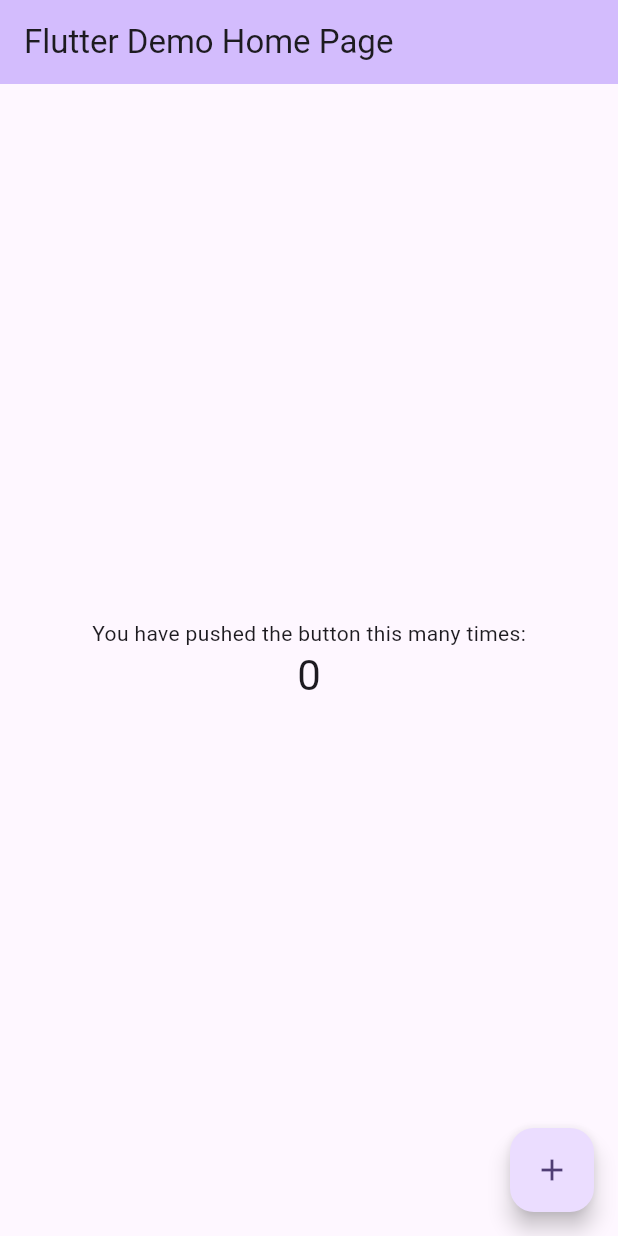
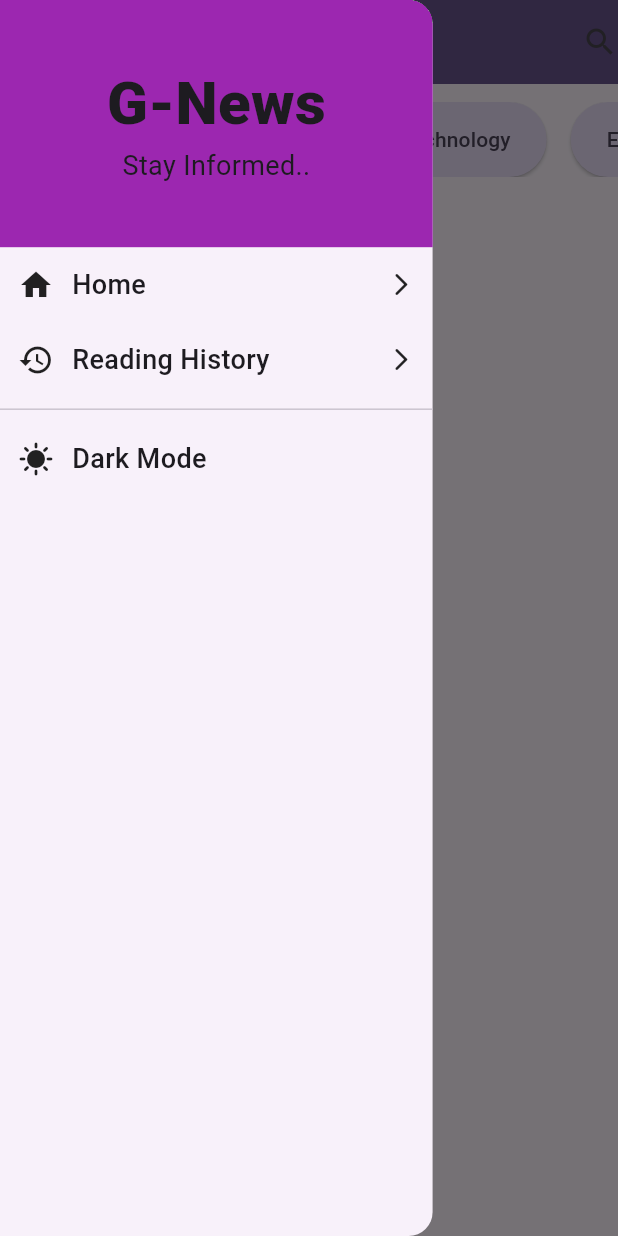
Before and after one commit to PRATHAMESH-23/G-News-APP-01-03, a Flutter app: the screen it shows after launch, with the side drawer open (before the commit the screen has no drawer), on a phone screen of 412 x 824 dp. Run offline on Flutter 3.47's test engine with Material 3 defaults, Android fonts, the phone set to English and light mode, and no system bars; our stand-ins replace get.

Commit message:
Add Dashboard Page UI,Drawer and add newslist model class

```diff
--- /dev/null
+++ b/lib/controller/dashboard_page_controller.dart
@@ -0,0 +1,3 @@
+import 'package:get/get.dart';
+
+class DashboardPageController extends GetxController {}
--- a/lib/main.dart
+++ b/lib/main.dart
@@ -1,4 +1,7 @@
 import 'package:flutter/material.dart';
+import 'package:g_news_app/controller/dashboard_page_controller.dart';
+import 'package:g_news_app/views/dashboard_page.dart';
+import 'package:get/get.dart';
 
 void main() {
   runApp(const MyApp());
@@ -10,116 +13,26 @@
   // This widget is the root of your application.
   @override
   Widget build(BuildContext context) {
-    return MaterialApp(
-      title: 'Flutter Demo',
+    return GetMaterialApp(
+      // Before: MaterialApp(
+      debugShowCheckedModeBanner: false,
       theme: ThemeData(
-        // This is the theme of your application.
-        //
-        // TRY THIS: Try running your application with "flutter run". You'll see
-        // the application has a purple toolbar. Then, without quitting the app,
-        // try changing the seedColor in the colorScheme below to Colors.green
-        // and then invoke "hot reload" (save your changes or press the "hot
-        // reload" button in a Flutter-supported IDE, or press "r" if you used
-        // the command line to start the app).
-        //
-        // Notice that the counter didn't reset back to zero; the application
-        // state is not lost during the reload. To reset the state, use hot
-        // restart instead.
-        //
-        // This works for code too, not just values: Most code changes can be
-        // tested with just a hot reload.
-        colorScheme: ColorScheme.fromSeed(seedColor: Colors.deepPurple),
+        colorScheme: ColorScheme.fromSeed(
+            seedColor: Colors.deepPurple,
+            secondary: Colors.purple,
+            brightness: Brightness.light),
         useMaterial3: true,
       ),
-      home: const MyHomePage(title: 'Flutter Demo Home Page'),
+      darkTheme: ThemeData(
+        colorScheme: ColorScheme.fromSeed(
+            seedColor: Colors.deepPurple, brightness: Brightness.dark),
+        useMaterial3: true,
+      ),
+      themeMode: ThemeMode.system,
+      home: DashboardPage(),
+      initialBinding: BindingsBuilder(() {
+        Get.put(DashboardPageController());
+      }),
     );
   }
 }
-
-class MyHomePage extends StatefulWidget {
-  const MyHomePage({super.key, required this.title});
-
-  // This widget is the home page of your application. It is stateful, meaning
-  // that it has a State object (defined below) that contains fields that affect
-  // how it looks.
-
-  // This class is the configuration for the state. It holds the values (in this
-  // case the title) provided by the parent (in this case the App widget) and
-  // used by the build method of the State. Fields in a Widget subclass are
-  // always marked "final".
-
-  final String title;
-
-  @override
-  State<MyHomePage> createState() => _MyHomePageState();
-}
-
-class _MyHomePageState extends State<MyHomePage> {
-  int _counter = 0;
-
-  void _incrementCounter() {
-    setState(() {
-      // This call to setState tells the Flutter framework that something has
-      // changed in this State, which causes it to rerun the build method below
-      // so that the display can reflect the updated values. If we changed
-      // _counter without calling setState(), then the build method would not be
-      // called again, and so nothing would appear to happen.
-      _counter++;
-    });
-  }
-
-  @override
-  Widget build(BuildContext context) {
-    // This method is rerun every time setState is called, for instance as done
-    // by the _incrementCounter method above.
-    //
-    // The Flutter framework has been optimized to make rerunning build methods
-    // fast, so that you can just rebuild anything that needs updating rather
-    // than having to individually change instances of widgets.
-    return Scaffold(
-      appBar: AppBar(
-        // TRY THIS: Try changing the color here to a specific color (to
-        // Colors.amber, perhaps?) and trigger a hot reload to see the AppBar
-        // change color while the other colors stay the same.
-        backgroundColor: Theme.of(context).colorScheme.inversePrimary,
-        // Here we take the value from the MyHomePage object that was created by
-        // the App.build method, and use it to set our appbar title.
-        title: Text(widget.title),
-      ),
-      body: Center(
-        // Center is a layout widget. It takes a single child and positions it
-        // in the middle of the parent.
-        child: Column(
-          // Column is also a layout widget. It takes a list of children and
-          // arranges them vertically. By default, it sizes itself to fit its
-          // children horizontally, and tries to be as tall as its parent.
-          //
-          // Column has various properties to control how it sizes itself and
-          // how it positions its children. Here we use mainAxisAlignment to
-          // center the children vertically; the main axis here is the vertical
-          // axis because Columns are vertical (the cross axis would be
-          // horizontal).
-          //
-          // TRY THIS: Invoke "debug painting" (choose the "Toggle Debug Paint"
-          // action in the IDE, or press "p" in the console), to see the
-          // wireframe for each widget.
-          mainAxisAlignment: MainAxisAlignment.center,
-          children: <Widget>[
-            const Text(
-              'You have pushed the button this many times:',
-            ),
-            Text(
-              '$_counter',
-              style: Theme.of(context).textTheme.headlineMedium,
-            ),
-          ],
-        ),
-      ),
-      floatingActionButton: FloatingActionButton(
-        onPressed: _incrementCounter,
-        tooltip: 'Increment',
-        child: const Icon(Icons.add),
-      ), // This trailing comma makes auto-formatting nicer for build methods.
-    );
-  }
-}
--- /dev/null
+++ b/lib/views/dashboard_page.dart
@@ -0,0 +1,27 @@
+import 'package:flutter/material.dart';
+import 'package:g_news_app/widgets/nav_drawer.dart';
+import 'package:g_news_app/widgets/news_categorylist.dart';
+
+class DashboardPage extends StatelessWidget {
+  const DashboardPage({super.key});
+
+  @override
+  Widget build(BuildContext context) {
+    final theme = Theme.of(context);
+    return SafeArea(
+      child: Scaffold(
+        drawer: NavDrawer(),
+        appBar: AppBar(
+          title: Text("G-News App"),
+          actions: [Icon(Icons.search)],
+          backgroundColor: theme.colorScheme.primary,
+        ),
+        body: Column(
+          children: [
+            NewsCategorylist(),
+          ],
+        ),
+      ),
+    );
+  }
+}
--- /dev/null
+++ b/lib/widgets/nav_drawer.dart
@@ -0,0 +1,88 @@
+import 'package:flutter/material.dart';
+// import 'package:get/get.dart';
+
+class NavDrawer extends StatefulWidget {
+  const NavDrawer({super.key});
+
+  @override
+  State<NavDrawer> createState() => _NavDrawerState();
+}
+
+class _NavDrawerState extends State<NavDrawer> {
+  @override
+  Widget build(BuildContext context) {
+    final theme = Theme.of(context);
+    return Drawer(
+      width: MediaQuery.of(context).size.width * 70 / 100,
+      child: Column(
+        crossAxisAlignment: CrossAxisAlignment.start,
+        children: [
+          Container(
+            width: double.infinity,
+            decoration: BoxDecoration(color: theme.colorScheme.secondary),
+            height: MediaQuery.of(context).size.height * 20 / 100,
+            child: Column(
+              mainAxisAlignment: MainAxisAlignment.center,
+              children: [
+                Text(
+                  "G-News",
+                  style: TextStyle(fontSize: 40, fontWeight: FontWeight.w900),
+                ),
+                Text(
+                  "Stay Informed..",
+                  style: TextStyle(fontSize: 18),
+                )
+              ],
+            ),
+          ),
+          listCard("Home", Icons.home),
+          listCard("Reading History", Icons.history),
+          Divider(),
+          Padding(
+            padding: const EdgeInsets.all(12.0),
+            child: Row(
+                mainAxisAlignment: MainAxisAlignment.spaceEvenly,
+                children: [
+                  Icon(Icons.sunny),
+                  const SizedBox(
+                    width: 12.0,
+                  ),
+                  Expanded(
+                    child: Text(
+                      "Dark Mode",
+                      style:
+                          TextStyle(fontSize: 18, fontWeight: FontWeight.w500),
+                    ),
+                  ),
+                ]),
+          )
+        ],
+      ),
+    );
+  }
+
+  Widget listCard(String name, IconData svgIcon, {Function()? onClicked}) {
+    return GestureDetector(
+      onTap: onClicked,
+      child: Container(
+        padding: const EdgeInsets.all(12.0),
+        child: Row(mainAxisAlignment: MainAxisAlignment.spaceEvenly, children: [
+          Icon(svgIcon),
+          const SizedBox(
+            width: 12.0,
+          ),
+          Expanded(
+            child: Text(
+              name,
+              style: TextStyle(fontSize: 18, fontWeight: FontWeight.w500),
+            ),
+          ),
+          Icon(
+            Icons.arrow_forward_ios_rounded,
+            size: 18.0,
+          ),
+        ]),
+      ),
+    );
+  }
+}
--- /dev/null
+++ b/lib/widgets/news_categorylist.dart
@@ -0,0 +1,48 @@
+import 'package:flutter/material.dart';
+
+class NewsCategorylist extends StatelessWidget {
+  NewsCategorylist({super.key});
+  final List<String> categories = [
+    'General',
+    'Business',
+    'Technology',
+    'Entertainment',
+    'Sports',
+    'Science',
+    'Health',
+  ];
+
+  @override
+  Widget build(BuildContext context) {
+    return Padding(
+      padding: const EdgeInsets.only(top: 12.0, bottom: 12),
+      child: SizedBox(
+        height: 50.0,
+        child: ListView.builder(
+          scrollDirection: Axis.horizontal,
+          itemCount: categories.length,
+          itemBuilder: (context, index) {
+            return Padding(
+              padding: const EdgeInsets.symmetric(horizontal: 8.0),
+              child: ElevatedButton(
+                onPressed: () {
+                  print('Selected category: ${categories[index]}');
+                },
+                style: ElevatedButton.styleFrom(
+                  backgroundColor:
+                      Theme.of(context).colorScheme.secondaryContainer,
+                  foregroundColor:
+                      Theme.of(context).colorScheme.onSecondaryContainer,
+                  shape: RoundedRectangleBorder(
+                    borderRadius: BorderRadius.circular(30.0),
+                  ),
+                ),
+                child: Text(categories[index]),
+              ),
+            );
+          },
+        ),
+      ),
+    );
+  }
+}
--- a/pubspec.yaml
+++ b/pubspec.yaml
@@ -2,7 +2,7 @@ name: g_news_app
 description: "A new Flutter project."
 # The following line prevents the package from being accidentally published to
 # pub.dev using `flutter pub publish`. This is preferred for private packages.
-publish_to: 'none' # Remove this line if you wish to publish to pub.dev
+publish_to: "none" # Remove this line if you wish to publish to pub.dev
 
 # The following defines the version and build number for your application.
 # A version number is three numbers separated by dots, like 1.2.43
@@ -34,6 +34,8 @@ dependencies:
   # The following adds the Cupertino Icons font to your application.
   # Use with the CupertinoIcons class for iOS style icons.
   cupertino_icons: ^1.0.8
+  get: ^4.7.2
+  http: ^1.3.0
 
 dev_dependencies:
   flutter_test:
@@ -51,7 +53,6 @@ dev_dependencies:
 
 # The following section is specific to Flutter packages.
 flutter:
-
   # The following line ensures that the Material Icons font is
   # included with your application, so that you can use the icons in
   # the material Icons class.
```
Also changed, not shown: lib/model/newslist_model.dart (added, +92 -0 lines), lib/widgets/news_list.dart (added, +10 -0 lines), lib/views/new_indetails_page.dart (added), lib/views/reading_history_page.dart (added), lib/views/search_page.dart (added), pubspec.lock.
